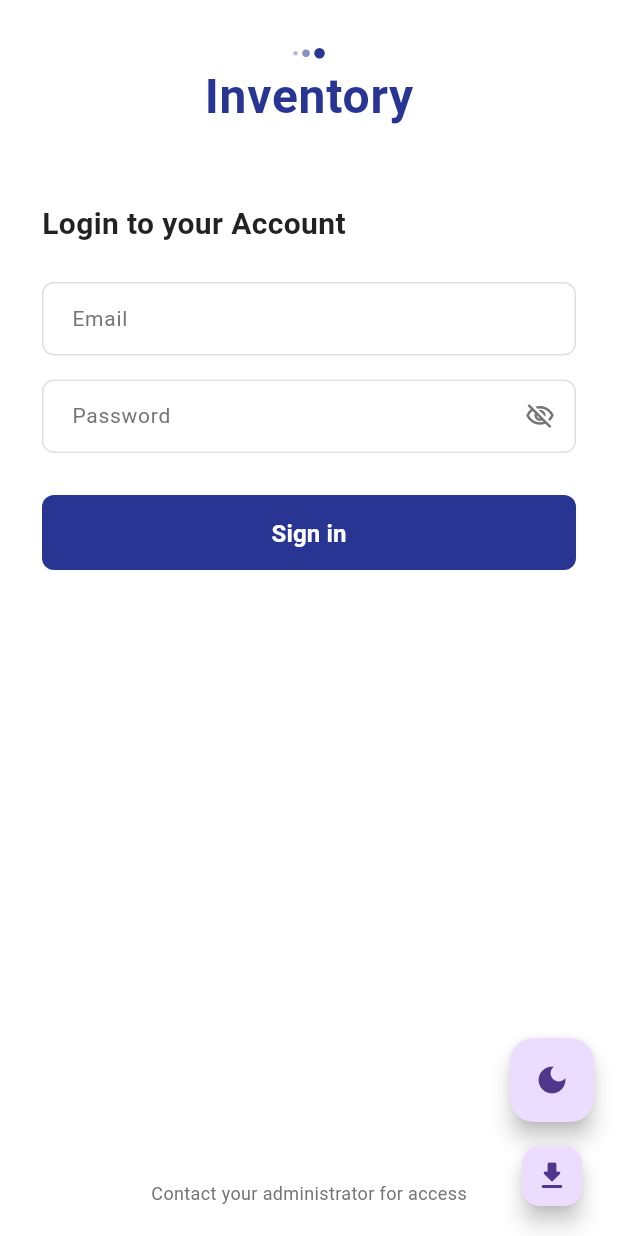
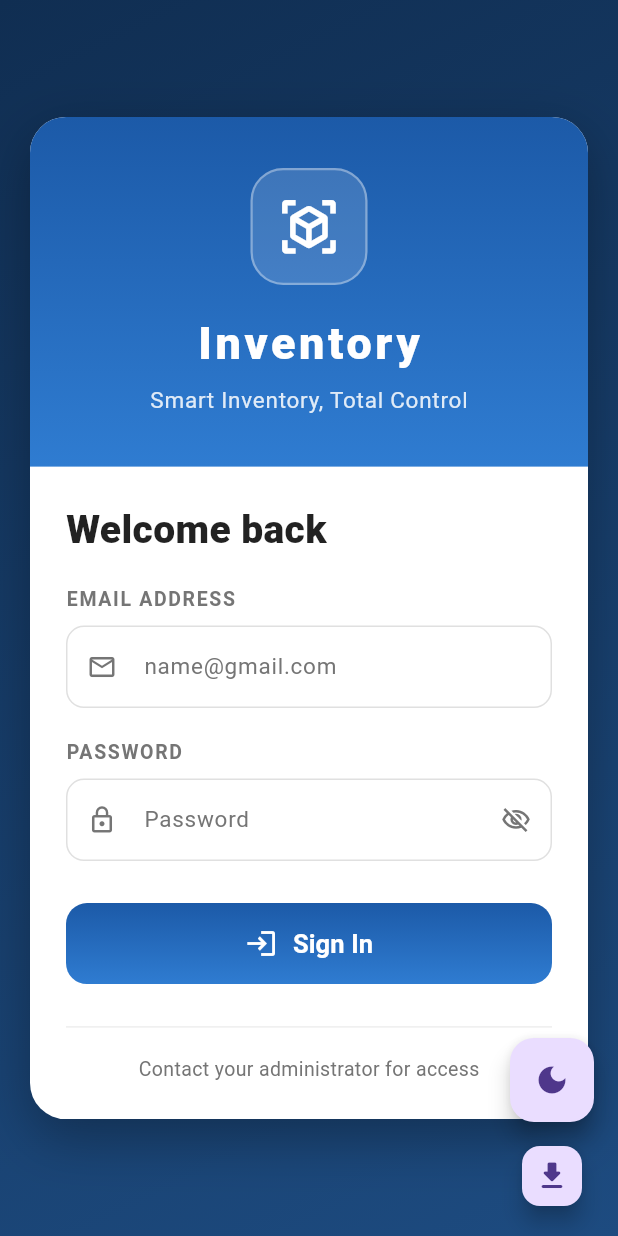
Before and after one commit to Bukenya-umaru/inventory, a Flutter app: the screen it shows after launch, on a phone screen of 412 x 824 dp. Run offline on Flutter 3.47's test engine with Material 3 defaults, Android fonts, the phone set to English and light mode, and no system bars; our stand-ins replace audioplayers, flutter_dotenv, image_picker, pdf, share_plus, shared_preferences and 1 more; missing offline and left inert: dart:html, dart:js_interop; accounts and stored records are empty.

Commit message:
Update login_screen.dart

```diff
--- a/frontend/lib/screens/auth/login_screen.dart
+++ b/frontend/lib/screens/auth/login_screen.dart
@@ -3,63 +3,90 @@ import 'dart:async';
 import 'package:flutter/material.dart';
 import 'package:provider/provider.dart';
 import '../../services/auth_provider.dart';
-import '../../widgets/app_drawer.dart' show ThemeToggleFab, kWideScreenBreakpoint;
+import '../../widgets/app_drawer.dart' show ThemeToggleFab;
 import '../../widgets/download_app_fab.dart';
 import '../../utils/theme.dart';
 
 /// Duration the blue splash is shown before revealing the login page.
 const Duration _kSplashDuration = Duration(seconds: 2);
 
-/// Accent blue used on splash + login, matching the design mock.
-const Color _kBlue = Color(0xFF283593);
-const Color _kBlueDark = Color(0xFF1A237E);
+/// Brand palette for splash + login, matching the design mock:
+/// deep-navy page background with a vivid blue card header.
+const Color _kBlueTop = Color(0xFF1C5AA8);
+const Color _kBlueBottom = Color(0xFF2F7CD1);
+const Color _kPageTop = Color(0xFF102E52);
+const Color _kPageBottom = Color(0xFF1D4B80);
+const Color _kPageTopDark = Color(0xFF0A1B31);
+const Color _kPageBottomDark = Color(0xFF123253);
 
-/// Logo mark: "Inventory" with three dots above, in accent blue.
-class _Wordmark extends StatelessWidget {
-  final double fontSize;
-  final Color color;
+const LinearGradient _kBlueGradient = LinearGradient(
+  begin: Alignment.topCenter,
+  end: Alignment.bottomCenter,
+  colors: [_kBlueTop, _kBlueBottom],
+);
 
-  const _Wordmark({required this.fontSize, required this.color});
+/// Logo square + "Inventory" wordmark + tagline. Shown on the login card
+/// header and on the phone splash.
+class _BrandHeader extends StatelessWidget {
+  final double iconSize;
+  final double nameSize;
+  final double taglineSize;
+
+  const _BrandHeader({
+    required this.iconSize,
+    required this.nameSize,
+    required this.taglineSize,
+  });
 
   @override
   Widget build(BuildContext context) {
     return Column(
       mainAxisSize: MainAxisSize.min,
       children: [
-        // Dots above the word.
-        Row(
-          mainAxisSize: MainAxisSize.min,
-          children: [
-            _dot(3, color.withValues(alpha: 0.35)),
-            const SizedBox(width: 3),
-            _dot(5, color.withValues(alpha: 0.55)),
-            const SizedBox(width: 3),
-            _dot(7, color),
-          ],
+        // Frosted rounded-square holding the boxes logo.
+        Container(
+          width: iconSize,
+          height: iconSize,
+          decoration: BoxDecoration(
+            color: Colors.white.withValues(alpha: 0.14),
+            borderRadius: BorderRadius.circular(iconSize * 0.28),
+            border: Border.all(
+              color: Colors.white.withValues(alpha: 0.35),
+              width: 1.5,
             ),
-        const SizedBox(height: 2),
+          ),
+          child: Icon(
+            Icons.view_in_ar,
+            size: iconSize * 0.55,
+            color: Colors.white,
+          ),
+        ),
+        SizedBox(height: iconSize * 0.22),
         Text(
           'Inventory',
           style: TextStyle(
-            color: color,
-            fontSize: fontSize,
-            fontWeight: FontWeight.bold,
+            color: Colors.white,
+            fontSize: nameSize,
+            fontWeight: FontWeight.w800,
+            letterSpacing: nameSize * 0.08,
+          ),
+        ),
+        const SizedBox(height: 6),
+        Text(
+          'Smart Inventory, Total Control',
+          style: TextStyle(
+            color: Colors.white.withValues(alpha: 0.85),
+            fontSize: taglineSize,
             letterSpacing: 0.5,
           ),
         ),
       ],
     );
   }
-
-  Widget _dot(double size, Color c) => Container(
-        width: size,
-        height: size,
-        decoration: BoxDecoration(color: c, shape: BoxShape.circle),
-      );
 }
 
-/// White page containing the login form. On wide screens the form is
-/// presented as a centered card on a light background.
+/// Gradient page with the centered login card: blue brand header on top and
+/// the white "Welcome back" form below.
 class _LoginFormView extends StatelessWidget {
   final GlobalKey<FormState> formKey;
   final TextEditingController emailCtrl;
@@ -82,8 +109,18 @@ class _LoginFormView extends StatelessWidget {
   });
 
   OutlineInputBorder _border(Color c, {double width = 1}) => OutlineInputBorder(
-        borderRadius: BorderRadius.circular(8),
+        borderRadius: BorderRadius.circular(12),
         borderSide: BorderSide(color: c, width: width),
+      );
+
+  Widget _fieldLabel(BuildContext context, String text, bool isSmall) => Text(
+        text,
+        style: TextStyle(
+          fontSize: AppTheme.fontSize(context, isSmall ? 11.5 : 13),
+          fontWeight: FontWeight.w600,
+          letterSpacing: 1.1,
+          color: AppTheme.secondaryText(context),
+        ),
       );
 
   Widget _buildForm(BuildContext context) {
@@ -95,25 +132,17 @@ class _LoginFormView extends StatelessWidget {
         mainAxisSize: MainAxisSize.min,
         crossAxisAlignment: CrossAxisAlignment.start,
         children: [
-          // Logo
-          Center(
-            child: _Wordmark(
-              fontSize: AppTheme.fontSize(context, isSmall ? 26 : 32),
-              color: _kBlue,
+          // Heading
+          Text(
+            'Welcome back',
+            style: TextStyle(
+              fontSize: AppTheme.fontSize(context, isSmall ? 22 : 26),
+              fontWeight: FontWeight.w800,
+              color: AppTheme.textColor(context),
+              height: 1.1,
             ),
           ),
-          SizedBox(height: isSmall ? 28 : 48),
-
-          // Heading
-          Text(
-            'Login to your Account',
-            style: TextStyle(
-              fontSize: AppTheme.fontSize(context, isSmall ? 16 : 20),
-              fontWeight: FontWeight.w700,
-              color: AppTheme.textColor(context),
-            ),
-          ),
-          SizedBox(height: isSmall ? 16 : 24),
+          SizedBox(height: isSmall ? 14 : 22),
 
           if (error != null)
             Container(
@@ -138,24 +167,34 @@ class _LoginFormView extends StatelessWidget {
             ),
 
           // Email
+          _fieldLabel(context, 'EMAIL ADDRESS', isSmall),
+          const SizedBox(height: 8),
           TextFormField(
             controller: emailCtrl,
             keyboardType: TextInputType.emailAddress,
             textInputAction: TextInputAction.next,
-            style: TextStyle(fontSize: AppTheme.fontSize(context, isSmall ? 13 : 14)),
+            style: TextStyle(
+              fontSize: AppTheme.fontSize(context, isSmall ? 13 : 15),
+              color: AppTheme.textColor(context),
+            ),
             decoration: InputDecoration(
-              hintText: 'Email',
+              hintText: 'name@gmail.com',
               hintStyle: TextStyle(
                 color: AppTheme.secondaryText(context),
-                fontSize: AppTheme.fontSize(context, isSmall ? 13 : 14),
+                fontSize: AppTheme.fontSize(context, isSmall ? 13 : 15),
               ),
               filled: true,
               fillColor: AppTheme.cardColor(context),
               contentPadding: EdgeInsets.symmetric(
                 horizontal: 16,
-                vertical: isSmall ? 12 : 14),
-              enabledBorder: _border(Colors.grey.shade300),
-              focusedBorder: _border(_kBlue, width: 1.5),
+                vertical: isSmall ? 14 : 16),
+              prefixIcon: Icon(
+                Icons.mail_outline,
+                color: AppTheme.secondaryText(context),
+                size: 20,
+              ),
+              enabledBorder: _border(AppTheme.borderColor(context)),
+              focusedBorder: _border(_kBlueBottom, width: 1.5),
               errorBorder: _border(AppTheme.danger),
               focusedErrorBorder: _border(AppTheme.danger, width: 1.5),
             ),
@@ -165,27 +204,37 @@ class _LoginFormView extends StatelessWidget {
               return null;
             },
           ),
-          SizedBox(height: isSmall ? 12 : 16),
+          SizedBox(height: isSmall ? 14 : 20),
 
           // Password
+          _fieldLabel(context, 'PASSWORD', isSmall),
+          const SizedBox(height: 8),
           TextFormField(
             controller: passCtrl,
             obscureText: obscure,
             textInputAction: TextInputAction.done,
-            style: TextStyle(fontSize: AppTheme.fontSize(context, isSmall ? 13 : 14)),
+            style: TextStyle(
+              fontSize: AppTheme.fontSize(context, isSmall ? 13 : 15),
+              color: AppTheme.textColor(context),
+            ),
             decoration: InputDecoration(
               hintText: 'Password',
               hintStyle: TextStyle(
                 color: AppTheme.secondaryText(context),
-                fontSize: AppTheme.fontSize(context, isSmall ? 13 : 14),
+                fontSize: AppTheme.fontSize(context, isSmall ? 13 : 15),
               ),
               filled: true,
               fillColor: AppTheme.cardColor(context),
               contentPadding: EdgeInsets.symmetric(
                 horizontal: 16,
-                vertical: isSmall ? 12 : 14),
-              enabledBorder: _border(Colors.grey.shade300),
-              focusedBorder: _border(_kBlue, width: 1.5),
+                vertical: isSmall ? 14 : 16),
+              prefixIcon: Icon(
+                Icons.lock_outline,
+                color: AppTheme.secondaryText(context),
+                size: 20,
+              ),
+              enabledBorder: _border(AppTheme.borderColor(context)),
+              focusedBorder: _border(_kBlueBottom, width: 1.5),
               errorBorder: _border(AppTheme.danger),
               focusedErrorBorder: _border(AppTheme.danger, width: 1.5),
               suffixIcon: IconButton(
@@ -203,28 +252,56 @@ class _LoginFormView extends StatelessWidget {
             },
             onFieldSubmitted: (_) => onSubmit(),
           ),
-          SizedBox(height: isSmall ? 18 : 28),
+          SizedBox(height: isSmall ? 20 : 28),
 
-          // Sign in button
+          // Sign in button (blue gradient)
           SizedBox(
             width: double.infinity,
-            height: isSmall ? 44 : 50,
+            height: isSmall ? 48 : 54,
+            child: DecoratedBox(
+              decoration: BoxDecoration(
+                gradient: _kBlueGradient,
+                borderRadius: BorderRadius.circular(14),
+              ),
               child: ElevatedButton(
                 onPressed: loading ? null : onSubmit,
                 style: ElevatedButton.styleFrom(
-                backgroundColor: _kBlue,
-                foregroundColor: Colors.white,
-                disabledBackgroundColor: _kBlue.withValues(alpha: 0.5),
+                  backgroundColor: Colors.transparent,
+                  disabledBackgroundColor: Colors.transparent,
+                  disabledForegroundColor: Colors.white.withValues(alpha: 0.7),
+                  shadowColor: Colors.transparent,
+                  surfaceTintColor: Colors.transparent,
                   elevation: 0,
-                shape: RoundedRectangleBorder(borderRadius: BorderRadius.circular(8)),
+                  shape: RoundedRectangleBorder(borderRadius: BorderRadius.circular(14)),
                 ),
                 child: loading
                     ? const SizedBox(width: 22, height: 22,
                         child: CircularProgressIndicator(color: Colors.white, strokeWidth: 2.5))
-                  : Text('Sign in',
+                    : Row(
+                        mainAxisSize: MainAxisSize.min,
+                        children: [
+                          const Icon(Icons.login, size: 22),
+                          const SizedBox(width: 10),
+                          Text('Sign In',
                               style: TextStyle(
-                        fontSize: AppTheme.fontSize(context, isSmall ? 14 : 16),
-                        fontWeight: FontWeight.w600)),
+                                fontSize: AppTheme.fontSize(context, isSmall ? 15 : 17),
+                                fontWeight: FontWeight.w700)),
+                        ],
+                      ),
+              ),
+            ),
+          ),
+          SizedBox(height: isSmall ? 20 : 28),
+
+          // Footer note (no link, per design).
+          Divider(color: AppTheme.dividerColor(context), height: 1),
+          SizedBox(height: isSmall ? 14 : 18),
+          Center(
+            child: Text(
+              'Contact your administrator for access',
+              style: TextStyle(
+                fontSize: AppTheme.fontSize(context, 13),
+                color: AppTheme.secondaryText(context)),
             ),
           ),
         ],
@@ -234,68 +311,65 @@ class _LoginFormView extends StatelessWidget {
 
   @override
   Widget build(BuildContext context) {
-    final size = MediaQuery.of(context).size;
-    final isWide = size.width >= kWideScreenBreakpoint;
+    final isDark = Theme.of(context).brightness == Brightness.dark;
+    final isSmall = MediaQuery.of(context).size.height < 600;
 
-    if (isWide) {
-      // Big screens: centered white card on a light background.
     return Container(
       width: double.infinity,
       height: double.infinity,
-        color: AppTheme.surfaceColor(context),
+      decoration: BoxDecoration(
+        gradient: LinearGradient(
+          begin: Alignment.topLeft,
+          end: Alignment.bottomRight,
+          colors: isDark
+              ? const [_kPageTopDark, _kPageBottomDark]
+              : const [_kPageTop, _kPageBottom],
+        ),
+      ),
+      child: SafeArea(
         child: Center(
           child: SingleChildScrollView(
-            padding: const EdgeInsets.all(32),
+            padding: const EdgeInsets.symmetric(horizontal: 20, vertical: 24),
+            child: ConstrainedBox(
+              constraints: const BoxConstraints(maxWidth: 440),
               child: Container(
-              width: 420,
-              padding: const EdgeInsets.fromLTRB(32, 48, 32, 40),
                 decoration: BoxDecoration(
                   color: AppTheme.cardColor(context),
-                borderRadius: BorderRadius.circular(16),
+                  borderRadius: BorderRadius.circular(24),
                   boxShadow: [
                     BoxShadow(
-                    color: Colors.black.withValues(alpha: 0.08),
+                      color: Colors.black.withValues(alpha: isDark ? 0.45 : 0.3),
                       blurRadius: 30,
-                    offset: const Offset(0, 10),
+                      offset: const Offset(0, 12),
                     ),
                   ],
                 ),
+                child: ClipRRect(
+                  borderRadius: BorderRadius.circular(24),
+                  child: Column(
+                    mainAxisSize: MainAxisSize.min,
+                    children: [
+                      // Blue brand header
+                      Container(
+                        width: double.infinity,
+                        padding: EdgeInsets.symmetric(
+                          horizontal: 24,
+                          vertical: isSmall ? 24 : 34),
+                        decoration: const BoxDecoration(gradient: _kBlueGradient),
+                        child: _BrandHeader(
+                          iconSize: isSmall ? 64 : 78,
+                          nameSize: AppTheme.fontSize(context, isSmall ? 26 : 30),
+                          taglineSize: AppTheme.fontSize(context, isSmall ? 13 : 15),
+                        ),
+                      ),
+                      // White form body
+                      Padding(
+                        padding: EdgeInsets.fromLTRB(
+                          24, isSmall ? 20 : 28, 24, isSmall ? 20 : 24),
                         child: _buildForm(context),
                       ),
+                    ],
                   ),
-        ),
-      );
-    }
-
-    // Phones & small screens: full white page, footer pinned at the bottom.
-    final isSmall = size.height < 600;
-    return Container(
-      width: double.infinity,
-      height: double.infinity,
-      color: AppTheme.cardColor(context),
-      child: SafeArea(
-        child: LayoutBuilder(
-          builder: (context, constraints) => SingleChildScrollView(
-            child: ConstrainedBox(
-              constraints: BoxConstraints(minHeight: constraints.maxHeight),
-              child: Padding(
-                // Top padding keeps the wordmark's dots clear of the
-                // status bar / top edge on phones.
-                padding: EdgeInsets.fromLTRB(28, isSmall ? 20 : 32, 28, 0),
-                child: Column(
-                  mainAxisAlignment: MainAxisAlignment.spaceBetween,
-                  children: [
-                    _buildForm(context),
-                    Padding(
-                      padding: const EdgeInsets.only(bottom: 20),
-                      child: Text(
-                        'Contact your administrator for access',
-                        style: TextStyle(
-                          fontSize: AppTheme.fontSize(context, 12),
-                          color: AppTheme.secondaryText(context)),
-                      ),
-                    ),
-                  ],
                 ),
               ),
             ),
@@ -352,15 +426,26 @@ class _LoginScreenState extends State<LoginScreen> {
     }
   }
 
-  /// Full-screen blue splash with the "Inventory" wordmark.
+  /// Full-screen blue splash with the brand mark.
   Widget _buildSplash(BuildContext context) {
     final isDark = Theme.of(context).brightness == Brightness.dark;
-    return ColoredBox(
-      color: isDark ? _kBlueDark : _kBlue,
-      child: Center(
-        child: _Wordmark(
-          fontSize: 38,
-          color: Colors.white,
+    return Container(
+      width: double.infinity,
+      height: double.infinity,
+      decoration: BoxDecoration(
+        gradient: LinearGradient(
+          begin: Alignment.topLeft,
+          end: Alignment.bottomRight,
+          colors: isDark
+              ? const [_kPageTopDark, _kBlueTop]
+              : const [_kPageTop, _kBlueBottom],
+        ),
+      ),
+      child: const Center(
+        child: _BrandHeader(
+          iconSize: 92,
+          nameSize: 36,
+          taglineSize: 16,
         ),
       ),
     );
```
Lines whose indentation alone changed are shown as unchanged.
